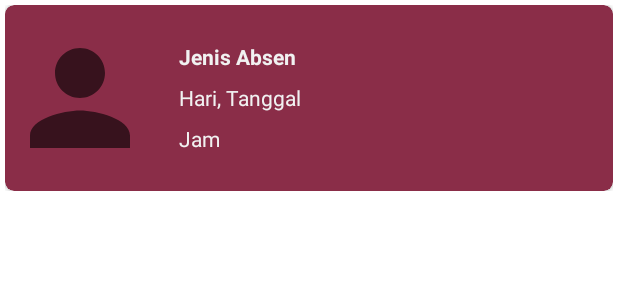
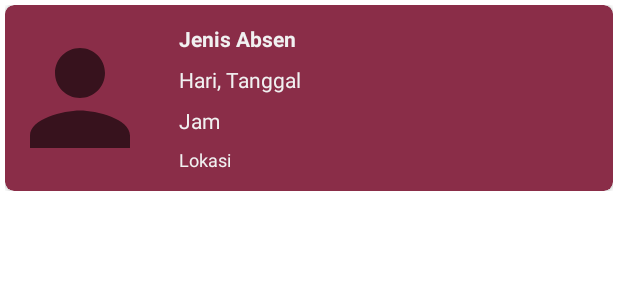
Before and after one commit to YabesMaychel-2007113801/Aplikasi_Absensi_VCA, an Android app: the layout item_absen.xml on its own in the app's theme, with its tools: preview values and no code run, on a phone screen of 412 x 824 dp. Shown: the top 300 px of the screen. Run offline under Robolectric (Android 15) with nearby library versions, the phone set to English and light mode, and no system bars; network calls fail.

Commit message:
feat: Lokasi

```diff
--- a/app/src/main/java/com/tugas/platform/aplikasiabsensi/MainActivity.kt
+++ b/app/src/main/java/com/tugas/platform/aplikasiabsensi/MainActivity.kt
@@ -57,7 +57,7 @@ class MainActivity : AppCompatActivity() {
         apiClient.getApiService(this).lastAbsen()
             .enqueue(object : Callback<Absen> {
                 override fun onResponse(call: Call<Absen>, response: Response<Absen>) {
-                    if (response.body() != null) {
+                    if (response.body() != null && response.body()!!.jam != null) {
                         val tanggalFormat = SimpleDateFormat("EEEE, dd MMMM yyyy", Locale("id","ID"))
                         val jamFormat = SimpleDateFormat("HH:mm:ss", Locale("id", "ID"))
                         val sourceFormat = SimpleDateFormat("yyyy-MM-dd HH:mm:ss", Locale("id", "ID"))
@@ -66,6 +66,7 @@ class MainActivity : AppCompatActivity() {
                             ?.let { tanggalFormat.format(it) }
                         binding.tvWaktu.text = sourceFormat.parse(response.body()!!.jam)
                             ?.let { jamFormat.format(it) }
+                        binding.tvLokasi.text = response.body()!!.lokasi
 
                         Glide.with(this@MainActivity).load(Constants.ABSEN_IMG_URL+response.body()!!.foto).into(binding.ivAbsen)
                     }
--- a/app/src/main/java/com/tugas/platform/aplikasiabsensi/adapters/AbsensAdapter.kt
+++ b/app/src/main/java/com/tugas/platform/aplikasiabsensi/adapters/AbsensAdapter.kt
@@ -27,6 +27,7 @@ class AbsensAdapter(val data: List<Absen>?, private val context: Context) : Recy
             binding.tvJenis.text = data?.get(position)?.jenis
             binding.tvTanggal.text = data?.get(position)?.jam?.let { it -> sourceFormat.parse(it)?.let { tanggalFormat.format(it) } }
             binding.tvJam.text = data?.get(position)?.jam?.let { it -> sourceFormat.parse(it)?.let { jamFormat.format(it) } }
+            binding.tvLokasi.text = data?.get(position)?.lokasi
             Glide.with(context).load(Constants.ABSEN_IMG_URL+data?.get(position)?.foto).into(binding.ivAbsen)
         }
     }
--- a/app/src/main/java/com/tugas/platform/aplikasiabsensi/models/Absen.kt
+++ b/app/src/main/java/com/tugas/platform/aplikasiabsensi/models/Absen.kt
@@ -15,6 +15,9 @@ data class Absen(
     @SerializedName("foto")
     var foto: String,
 
+    @SerializedName("lokasi")
+    var lokasi: String,
+
     @SerializedName("jam")
     var jam: String,
 )
--- a/app/src/main/res/layout/item_absen.xml
+++ b/app/src/main/res/layout/item_absen.xml
@@ -57,6 +57,14 @@
                     android:layout_marginTop="8dp"
                     android:textColor="@color/white_100"
                     android:text="Jam" />
+                <TextView
+                    android:id="@+id/tvLokasi"
+                    android:layout_width="match_parent"
+                    android:layout_height="wrap_content"
+                    android:layout_marginTop="8dp"
+                    android:textColor="@color/white_100"
+                    android:textSize="12dp"
+                    android:text="Lokasi" />
 
             </LinearLayout>
         </LinearLayout>
```
Also changed, not shown: app/src/main/java/com/tugas/platform/aplikasiabsensi/CameraActivity.kt (+17 -0 lines), app/src/main/java/com/tugas/platform/aplikasiabsensi/ScanQrActivity.kt (+6 -4 lines), app/src/main/res/layout/activity_main.xml (+11 -9 lines).
